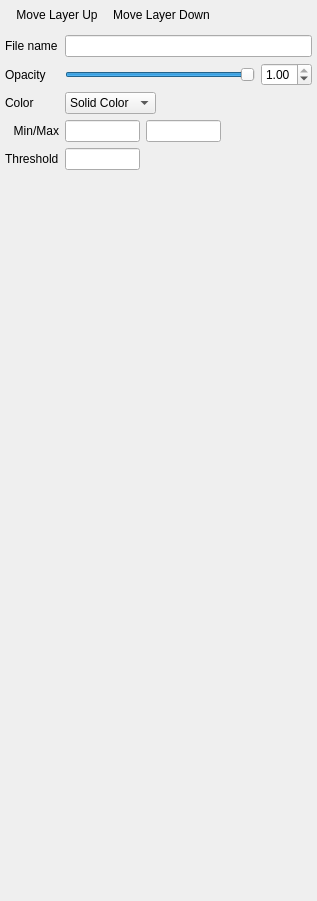
This is freeview/PanelROI.ui in freesurfer/freesurfer as Qt 5 draws it before an edit. The edited form follows.
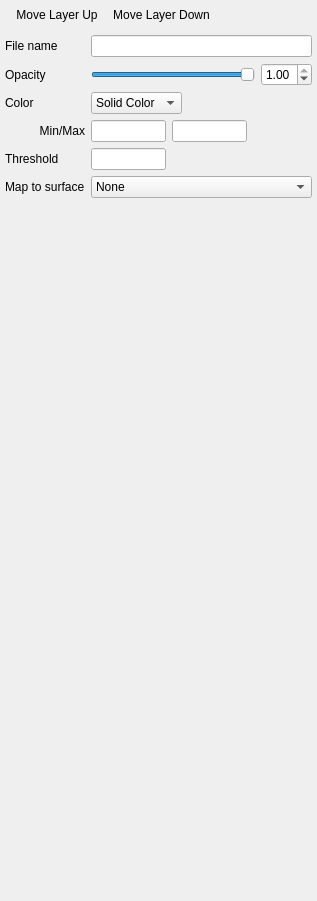
This is the edited form. Icons and pictures are not drawn. Custom widgets are drawn as their Qt base class.

Commit message: Display mapped volume label on inflated surface. -rpwang

What changed in the file:
```diff
--- a/freeview/PanelROI.ui
+++ b/freeview/PanelROI.ui
@@ -88,6 +88,13 @@
         </property>
        </widget>
       </item>
+      <item row="7" column="0">
+       <widget class="QLabel" name="labelColor_4">
+        <property name="text">
+         <string>Map to surface</string>
+        </property>
+       </widget>
+      </item>
       <item row="2" column="1">
        <layout class="QHBoxLayout" name="horizontalLayout_2">
         <item>
@@ -247,6 +254,15 @@
         </property>
        </widget>
       </item>
+      <item row="7" column="1">
+       <widget class="QComboBox" name="comboBoxMappedSurface">
+        <item>
+         <property name="text">
+          <string>None</string>
+         </property>
+        </item>
+       </widget>
+      </item>
      </layout>
     </item>
     <item>
```
Left out of the diff: 29 changed lines with no effect on the pictures. The commit also changes 13 other files.
